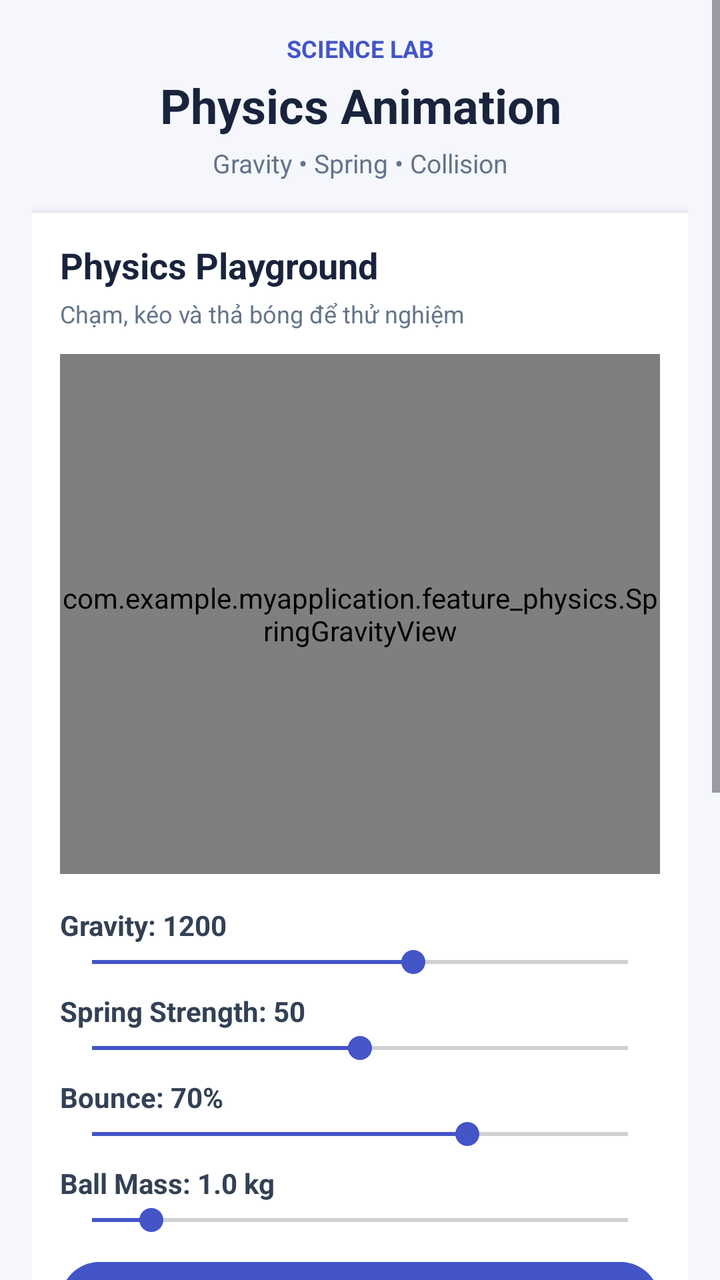
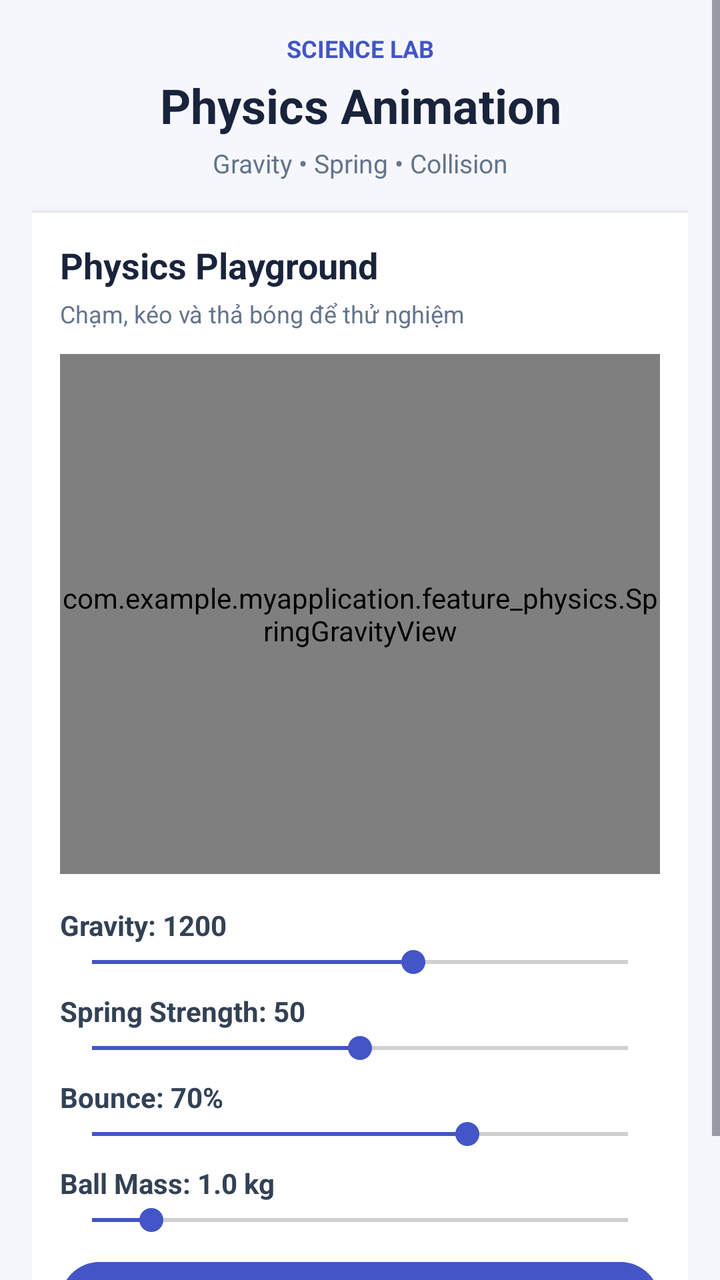

The first picture is an Android layout as it rendered before a commit; the second is the same layout after the commit. The layout source and the unified diff follow.
<!-- AndroidManifest.xml: application theme Theme.MyApplication -->
<!-- res/layout/fragment_physics.xml -->
<?xml version="1.0" encoding="utf-8"?>
<ScrollView
    xmlns:android="http://schemas.android.com/apk/res/android"
    android:layout_width="match_parent"
    android:layout_height="match_parent"
    android:background="#F5F7FC"
    android:fillViewport="true"
    android:clipToPadding="false">

    <LinearLayout
        android:layout_width="match_parent"
        android:layout_height="wrap_content"
        android:orientation="vertical"
        android:paddingLeft="16dp"
        android:paddingRight="16dp"
        android:paddingTop="16dp"
        android:paddingBottom="32dp">

        
        <TextView
            android:layout_width="match_parent"
            android:layout_height="wrap_content"
            android:gravity="center"
            android:text="@string/title_science_lab"
            android:textColor="#4355C7"
            android:textSize="12sp"
            android:textStyle="bold"/>

        <TextView
            android:layout_width="match_parent"
            android:layout_height="wrap_content"
            android:layout_marginTop="4dp"
            android:gravity="center"
            android:text="@string/subtitle_physics"
            android:textColor="#19243C"
            android:textSize="24sp"
            android:textStyle="bold"/>

        <TextView
            android:layout_width="match_parent"
            android:layout_height="wrap_content"
            android:layout_marginTop="4dp"
            android:layout_marginBottom="16dp"
            android:gravity="center"
            android:text="@string/tag_physics_features"
            android:textColor="#64748B"
            android:textSize="13sp"/>

        
        <LinearLayout
            android:layout_width="match_parent"
            android:layout_height="wrap_content"
            android:orientation="vertical"
            android:padding="14dp"
            android:background="#FFFFFF"
            android:elevation="3dp">

            <TextView
                android:layout_width="match_parent"
                android:layout_height="wrap_content"
                android:text="@string/physics_playground_title"
                android:textColor="#19243C"
                android:textSize="18sp"
                android:textStyle="bold"/>

            <TextView
                android:layout_width="match_parent"
                android:layout_height="wrap_content"
                android:layout_marginTop="4dp"
                android:layout_marginBottom="12dp"
                android:text="@string/physics_playground_desc"
                android:textColor="#64748B"
                android:textSize="12sp"/>

            
            <FrameLayout
                android:layout_width="match_parent"
                android:layout_height="260dp"
                android:background="#EAF3FF"
                android:clipChildren="true"
                android:clipToPadding="true">

                <com.example.myapplication.feature_physics.SpringGravityView
                    android:id="@+id/springGravityView"
                    android:layout_width="match_parent"
                    android:layout_height="match_parent"
                    android:background="#EAF3FF"/>

            </FrameLayout>

            
            <TextView
                android:id="@+id/txtGravity"
                android:layout_width="match_parent"
                android:layout_height="wrap_content"
                android:layout_marginTop="16dp"
                android:text="@string/lbl_gravity_default"
                android:textColor="#334155"
                android:textSize="14sp"
                android:textStyle="bold"/>

            <SeekBar
                android:id="@+id/seekGravity"
                android:layout_width="match_parent"
                android:layout_height="wrap_content"
                android:max="2000"
                android:progress="1200"
                android:progressTint="#4355C7"
                android:thumbTint="#4355C7"/>

            
            <TextView
                android:id="@+id/txtSpring"
                android:layout_width="match_parent"
                android:layout_height="wrap_content"
                android:layout_marginTop="6dp"
                android:text="@string/lbl_spring_default"
                android:textColor="#334155"
                android:textSize="14sp"
                android:textStyle="bold"/>

            <SeekBar
                android:id="@+id/seekSpring"
                android:layout_width="match_parent"
                android:layout_height="wrap_content"
                android:max="100"
                android:progress="50"
                android:progressTint="#4355C7"
                android:thumbTint="#4355C7"/>

            
            <TextView
                android:id="@+id/txtBounce"
                android:layout_width="match_parent"
                android:layout_height="wrap_content"
                android:layout_marginTop="6dp"
                android:text="@string/lbl_bounce_default"
                android:textColor="#334155"
                android:textSize="14sp"
                android:textStyle="bold"/>

            <SeekBar
                android:id="@+id/seekBounce"
                android:layout_width="match_parent"
                android:layout_height="wrap_content"
                android:max="100"
                android:progress="70"
                android:progressTint="#4355C7"
                android:thumbTint="#4355C7"/>

            
            <TextView
                android:id="@+id/txtMass"
                android:layout_width="match_parent"
                android:layout_height="wrap_content"
                android:layout_marginTop="6dp"
                android:text="@string/lbl_mass_default"
                android:textColor="#334155"
                android:textSize="14sp"
                android:textStyle="bold"/>

            <SeekBar
                android:id="@+id/seekMass"
                android:layout_width="match_parent"
                android:layout_height="wrap_content"
                android:max="45"
                android:progress="5"
                android:progressTint="#4355C7"
                android:thumbTint="#4355C7"/>

            
            <Button
                android:id="@+id/btnReset"
                android:layout_width="match_parent"
                android:layout_height="wrap_content"
                android:layout_marginTop="8dp"
                android:text="@string/btn_reset_ball"
                android:textColor="#FFFFFF"
                android:backgroundTint="#4355C7"/>

        </LinearLayout>

        
        <LinearLayout
            android:layout_width="match_parent"
            android:layout_height="wrap_content"
            android:layout_marginTop="18dp"
            android:orientation="vertical"
            android:padding="14dp"
            android:background="#FFFFFF"
            android:elevation="3dp"
            android:clipChildren="false"
            android:clipToPadding="false">

            <TextView
                android:layout_width="match_parent"
                android:layout_height="wrap_content"
                android:text="@string/property_animation_title"
                android:textColor="#19243C"
                android:textSize="18sp"
                android:textStyle="bold"/>

            <TextView
                android:layout_width="match_parent"
                android:layout_height="wrap_content"
                android:layout_marginTop="4dp"
                android:layout_marginBottom="12dp"
                android:text="@string/property_animation_desc"
                android:textColor="#64748B"
                android:textSize="12sp"/>

            
            <FrameLayout
                android:layout_width="match_parent"
                android:layout_height="150dp"
                android:background="#E8F5F3"
                android:clipChildren="false"
                android:clipToPadding="false">

                <TextView
                    android:id="@+id/animationTarget"
                    android:layout_width="52dp"
                    android:layout_height="52dp"
                    android:layout_gravity="center"
                    android:gravity="center"
                    android:text="★"
                    android:textColor="#0F9E91"
                    android:textSize="40sp"/>

            </FrameLayout>

            
            <LinearLayout
                android:layout_width="match_parent"
                android:layout_height="wrap_content"
                android:layout_marginTop="12dp"
                android:orientation="horizontal">

                <Button
                    android:id="@+id/btnStartProperty"
                    android:layout_width="0dp"
                    android:layout_height="wrap_content"
                    android:layout_weight="1"
                    android:text="@string/btn_start"
                    android:textSize="11sp"
                    android:textColor="#FFFFFF"
                    android:backgroundTint="#4355C7"/>

                <Button
                    android:id="@+id/btnStopProperty"
                    android:layout_width="0dp"
                    android:layout_height="wrap_content"
                    android:layout_weight="1"
                    android:text="@string/btn_stop"
                    android:textSize="11sp"
                    android:textColor="#FFFFFF"
                    android:backgroundTint="#64748B"/>

                <Button
                    android:id="@+id/btnResetProperty"
                    android:layout_width="0dp"
                    android:layout_height="wrap_content"
                    android:layout_weight="1"
                    android:text="@string/btn_reset"
                    android:textSize="11sp"
                    android:textColor="#FFFFFF"
                    android:backgroundTint="#0F9E91"/>

            </LinearLayout>

        </LinearLayout>

    </LinearLayout>

</ScrollView>
<!-- resources referenced by this layout -->
<resources>
  <string name="btn_reset">RESET</string>
  <string name="btn_reset_ball">RESET BALL</string>
  <string name="btn_start">START</string>
  <string name="btn_stop">STOP</string>
  <string name="lbl_bounce_default">Bounce: 70%</string>
  <string name="lbl_gravity_default">Gravity: 1200</string>
  <string name="lbl_mass_default">Ball Mass: 1.0 kg</string>
  <string name="lbl_spring_default">Spring Strength: 50</string>
  <string name="physics_playground_desc">Chạm, kéo và thả bóng để thử nghiệm</string>
  <string name="physics_playground_title">Physics Playground</string>
  <string name="property_animation_desc">ObjectAnimator + AnimatorSet</string>
  <string name="property_animation_title">Property Animation</string>
  <string name="subtitle_physics">Physics Animation</string>
  <string name="tag_physics_features">Gravity  •  Spring  •  Collision</string>
  <string name="title_science_lab">SCIENCE LAB</string>
  <style name="Theme.MyApplication" parent="Base.Theme.MyApplication" />
  <style name="Base.Theme.MyApplication" parent="Theme.Material3.DayNight.NoActionBar">
          
          
      </style>
</resources>

<!-- the commit's change to res/layout/fragment_physics.xml (unified diff, before → after) -->
@@ -180,96 +180,6 @@
 
         </LinearLayout>
 
-        
-        <LinearLayout
-            android:layout_width="match_parent"
-            android:layout_height="wrap_content"
-            android:layout_marginTop="18dp"
-            android:orientation="vertical"
-            android:padding="14dp"
-            android:background="#FFFFFF"
-            android:elevation="3dp"
-            android:clipChildren="false"
-            android:clipToPadding="false">
-
-            <TextView
-                android:layout_width="match_parent"
-                android:layout_height="wrap_content"
-                android:text="@string/property_animation_title"
-                android:textColor="#19243C"
-                android:textSize="18sp"
-                android:textStyle="bold"/>
-
-            <TextView
-                android:layout_width="match_parent"
-                android:layout_height="wrap_content"
-                android:layout_marginTop="4dp"
-                android:layout_marginBottom="12dp"
-                android:text="@string/property_animation_desc"
-                android:textColor="#64748B"
-                android:textSize="12sp"/>
-
-            
-            <FrameLayout
-                android:layout_width="match_parent"
-                android:layout_height="150dp"
-                android:background="#E8F5F3"
-                android:clipChildren="false"
-                android:clipToPadding="false">
-
-                <TextView
-                    android:id="@+id/animationTarget"
-                    android:layout_width="52dp"
-                    android:layout_height="52dp"
-                    android:layout_gravity="center"
-                    android:gravity="center"
-                    android:text="★"
-                    android:textColor="#0F9E91"
-                    android:textSize="40sp"/>
-
-            </FrameLayout>
-
-            
-            <LinearLayout
-                android:layout_width="match_parent"
-                android:layout_height="wrap_content"
-                android:layout_marginTop="12dp"
-                android:orientation="horizontal">
-
-                <Button
-                    android:id="@+id/btnStartProperty"
-                    android:layout_width="0dp"
-                    android:layout_height="wrap_content"
-                    android:layout_weight="1"
-                    android:text="@string/btn_start"
-                    android:textSize="11sp"
-                    android:textColor="#FFFFFF"
-                    android:backgroundTint="#4355C7"/>
-
-                <Button
-                    android:id="@+id/btnStopProperty"
-                    android:layout_width="0dp"
-                    android:layout_height="wrap_content"
-                    android:layout_weight="1"
-                    android:text="@string/btn_stop"
-                    android:textSize="11sp"
-                    android:textColor="#FFFFFF"
-                    android:backgroundTint="#64748B"/>
-
-                <Button
-                    android:id="@+id/btnResetProperty"
-                    android:layout_width="0dp"
-                    android:layout_height="wrap_content"
-                    android:layout_weight="1"
-                    android:text="@string/btn_reset"
-                    android:textSize="11sp"
-                    android:textColor="#FFFFFF"
-                    android:backgroundTint="#0F9E91"/>
-
-            </LinearLayout>
-
-        </LinearLayout>
-
     </LinearLayout>
 
 </ScrollView>
<!-- resource entries referenced after the edit -->
@@ -1,17 +1,12 @@
 <!-- resources referenced by this layout -->
 <resources>
-  <string name="btn_reset">RESET</string>
   <string name="btn_reset_ball">RESET BALL</string>
-  <string name="btn_start">START</string>
-  <string name="btn_stop">STOP</string>
   <string name="lbl_bounce_default">Bounce: 70%</string>
   <string name="lbl_gravity_default">Gravity: 1200</string>
   <string name="lbl_mass_default">Ball Mass: 1.0 kg</string>
   <string name="lbl_spring_default">Spring Strength: 50</string>
   <string name="physics_playground_desc">Chạm, kéo và thả bóng để thử nghiệm</string>
   <string name="physics_playground_title">Physics Playground</string>
-  <string name="property_animation_desc">ObjectAnimator + AnimatorSet</string>
-  <string name="property_animation_title">Property Animation</string>
   <string name="subtitle_physics">Physics Animation</string>
   <string name="tag_physics_features">Gravity  •  Spring  •  Collision</string>
   <string name="title_science_lab">SCIENCE LAB</string>
